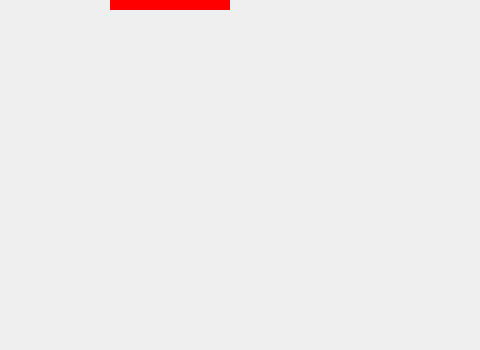
Before: the Qt Designer form QT_DIR/32_QPropertyAnimation/32_QPropertyAnimation/widget.ui in JetWenJW/QT_UI_Design, drawn with Qt 5; both pictures show x 0 to 480 and y 250 to 600 of the 800 by 600 pixel window.
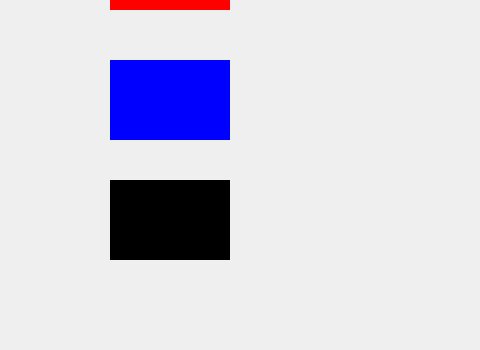
After: the same form once the commit is applied.

Commit message: Create Color Animation & Opacity Animation & Geometry Animation

```diff
--- a/QT_DIR/32_QPropertyAnimation/32_QPropertyAnimation/widget.ui
+++ b/QT_DIR/32_QPropertyAnimation/32_QPropertyAnimation/widget.ui
@@ -29,7 +29,7 @@
 }</string>
    </property>
   </widget>
-  <widget class="QWidget" name="">
+  <widget class="QWidget" name="layoutWidget">
    <property name="geometry">
     <rect>
      <x>550</x>
@@ -62,6 +62,38 @@
     </item>
    </layout>
   </widget>
+  <widget class="QWidget" name="ColorWidget" native="true">
+   <property name="geometry">
+    <rect>
+     <x>110</x>
+     <y>310</y>
+     <width>120</width>
+     <height>80</height>
+    </rect>
+   </property>
+   <property name="styleSheet">
+    <string notr="true">QWidget
+{
+		background-color: blue;
+}</string>
+   </property>
+  </widget>
+  <widget class="QWidget" name="opacitywidget" native="true">
+   <property name="geometry">
+    <rect>
+     <x>110</x>
+     <y>430</y>
+     <width>120</width>
+     <height>80</height>
+    </rect>
+   </property>
+   <property name="styleSheet">
+    <string notr="true">QWidget
+{
+		background-color: black;
+}</string>
+   </property>
+  </widget>
  </widget>
  <resources/>
  <connections/>
```
The commit also changes 7 other files.
